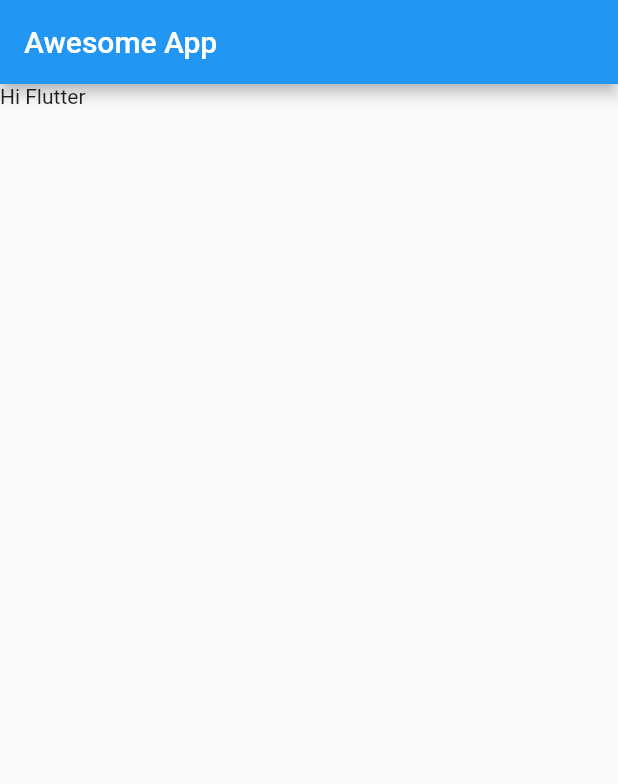
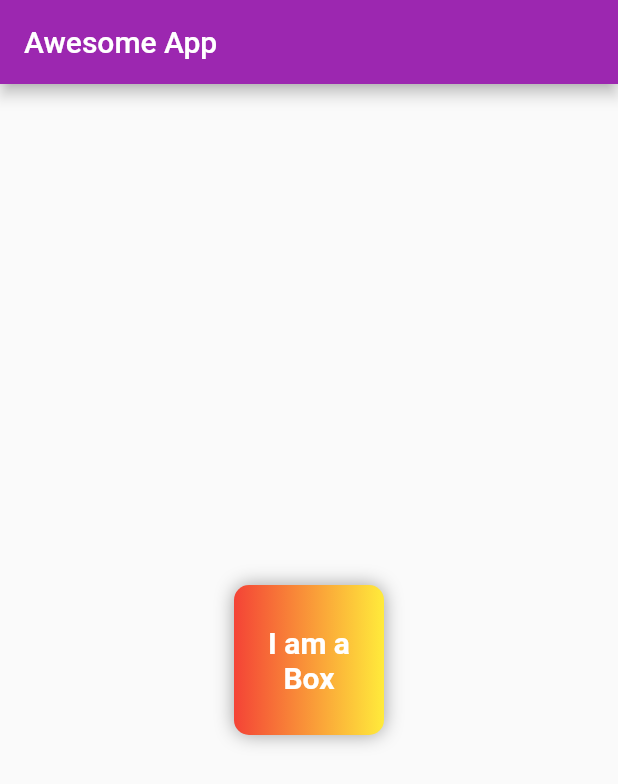
Before and after one commit to ramvishvas/flutter-practise-basic, a Flutter app: the screen it shows after launch, on a phone screen of 412 x 824 dp. Shown: the top 784 px of the screen. Run offline on Flutter 3.47's test engine with Material 2 defaults, Android fonts, the light colour scheme and no system bars.

Commit message:
Chapter 2 Done

```diff
--- a/lib/main.dart
+++ b/lib/main.dart
@@ -10,7 +10,7 @@
   Widget build(BuildContext context) {
     return MaterialApp(
       theme: ThemeData(
-        primarySwatch: Colors.blue,
+        primarySwatch: Colors.purple,
         visualDensity: VisualDensity.adaptivePlatformDensity,
       ),
       home: MyHomePage(),
@@ -23,9 +23,34 @@
   Widget build(BuildContext context) {
     return Scaffold(
       appBar: AppBar(title: Text('Awesome App')),
-      body: Container(
-        child: Text(
-          'Hi Flutter',
+      body: Center(
+        child: Container(
+          height: 100,
+          width: 100,
+          padding: const EdgeInsets.all(8),
+          alignment: Alignment.center,
+          clipBehavior: Clip.antiAlias,
+          decoration: BoxDecoration(
+            color: Colors.red,
+            // shape: BoxShape.circle,
+            borderRadius: BorderRadius.circular(10),
+            gradient: LinearGradient(colors: [Colors.red, Colors.yellow]),
+            boxShadow: [
+              BoxShadow(
+                color: Colors.grey,
+                blurRadius: 10,
+              ),
+            ],
+          ),
+          child: Text(
+            'I am a Box',
+            textAlign: TextAlign.center,
+            style: TextStyle(
+              fontSize: 20,
+              color: Colors.white,
+              fontWeight: FontWeight.bold,
+            ),
+          ),
         ),
       ),
     );
```
